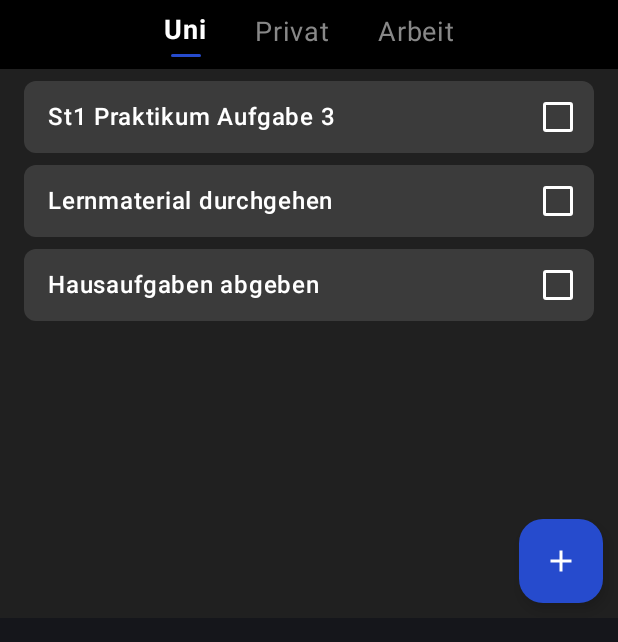
After one commit to MaximilianKellner/moco-promodoro-team-21, an Android app built with Jetpack Compose: the composable HalfScreenWithTabBarAndList shown on its own in the app's theme, on a phone screen of 412 x 824 dp. The commit adds this screen. Shown: the top 642 px of the screen. Run offline under Robolectric (Android 15) with nearby library versions, the phone set to English and light mode, and no system bars.

Commit message:
[feat]Taks bereich mit custom tab bar, task items und gesamt composable mit einem fab

```diff
--- /dev/null
+++ b/app/src/main/java/com/example/promodoro_team_21/frontend/HalfScreenWithTabBarAndList.kt
@@ -0,0 +1,98 @@
+package com.example.promodoro_team_21.frontend
+
+import CustomTabBar
+import ToDoItem
+import androidx.compose.foundation.background
+import androidx.compose.foundation.layout.*
+import androidx.compose.foundation.lazy.LazyColumn
+import androidx.compose.material.icons.Icons
+import androidx.compose.material.icons.filled.Add
+import androidx.compose.material3.FloatingActionButton
+import androidx.compose.material3.Icon
+import androidx.compose.runtime.*
+import androidx.compose.ui.Alignment
+import androidx.compose.ui.Modifier
+import androidx.compose.ui.graphics.Color
+import androidx.compose.ui.res.colorResource
+import androidx.compose.ui.tooling.preview.Preview
+import androidx.compose.ui.unit.dp
+import com.example.promodoro_team_21.R
+
+@Composable
+fun HalfScreenWithTabBarAndList() {
+    var selectedTab by remember { mutableStateOf(0) }
+
+    // To-Do-Listen für jeden Tab
+    val uniItems = listOf(
+        "St1 Praktikum Aufgabe 3",
+        "Lernmaterial durchgehen",
+        "Hausaufgaben abgeben"
+    )
+    val privatItems = listOf(
+        "Einkaufen gehen",
+        "Freunde treffen",
+        "Film schauen"
+    )
+    val arbeitItems = listOf(
+        "E-Mails beantworten",
+        "Projektbesprechung vorbereiten",
+        "Bericht schreiben"
+    )
+
+    // Die To-Do-Items basierend auf dem ausgewählten Tab
+    val todoItems = when (selectedTab) {
+        0 -> uniItems
+        1 -> privatItems
+        else -> arbeitItems
+    }
+
+    Box(
+        modifier = Modifier
+            .fillMaxWidth()
+            .fillMaxHeight(0.5f) // Nimmt 50% des Bildschirms ein
+            .background(Color(0xFF202020)) // Setzt den Hintergrund auf #202020
+    ) {
+        Column(
+            modifier = Modifier
+                .fillMaxSize()
+        ) {
+            CustomTabBar(
+                tabs = listOf("Uni", "Privat", "Arbeit"),
+                selectedTabIndex = selectedTab,
+                onTabSelected = { selectedTab = it }
+            )
+            Spacer(modifier = Modifier.height(8.dp))
+            LazyColumn(
+                modifier = Modifier
+                    .fillMaxSize()
+                    .padding(horizontal = 8.dp)
+            ) {
+                items(todoItems.size) { index ->
+                    ToDoItem(
+                        title = todoItems[index],
+                        isChecked = false,
+                        onCheckChange = {}
+                    )
+                    Spacer(modifier = Modifier.height(8.dp))
+                }
+            }
+        }
+
+        // Floating Action Button unten rechts mit colorPrimary
+        FloatingActionButton(
+            onClick = { /* TODO: Handle FAB click */ },
+            modifier = Modifier
+                .align(Alignment.BottomEnd) // Unten rechts
+                .padding(10.dp),
+            containerColor = colorResource(id = R.color.colorPrimary)
+        ) {
+            Icon(Icons.Filled.Add, contentDescription = "Add", tint = Color.White)
+        }
+    }
+}
+
+@Preview(showBackground = true)
+@Composable
+fun HalfScreenWithTabBarAndListPreview() {
+    HalfScreenWithTabBarAndList()
+}
--- a/app/src/main/java/com/example/promodoro_team_21/frontend/TabBar.kt
+++ b/app/src/main/java/com/example/promodoro_team_21/frontend/TabBar.kt
@@ -7,10 +7,12 @@ import androidx.compose.runtime.*
 import androidx.compose.ui.Alignment
 import androidx.compose.ui.Modifier
 import androidx.compose.ui.graphics.Color
+import androidx.compose.ui.res.colorResource
 import androidx.compose.ui.text.font.FontWeight
 import androidx.compose.ui.tooling.preview.Preview
 import androidx.compose.ui.unit.dp
 import androidx.compose.ui.unit.sp
+import com.example.promodoro_team_21.R
 
 @Composable
 fun CustomTabBar(
@@ -45,7 +47,7 @@ fun CustomTabBar(
                         modifier = Modifier
                             .height(2.dp)
                             .width(20.dp)
-                            .background(Color.Blue, shape = RoundedCornerShape(1.dp))
+                            .background(colorResource(id = R.color.colorPrimary), shape = RoundedCornerShape(1.dp))
                     )
                 }
             }
--- a/app/src/main/java/com/example/promodoro_team_21/frontend/ToDoItem.kt
+++ b/app/src/main/java/com/example/promodoro_team_21/frontend/ToDoItem.kt
@@ -7,10 +7,12 @@ import androidx.compose.runtime.Composable
 import androidx.compose.ui.Alignment
 import androidx.compose.ui.Modifier
 import androidx.compose.ui.graphics.Color
+import androidx.compose.ui.res.colorResource
 import androidx.compose.ui.text.font.FontWeight
 import androidx.compose.ui.tooling.preview.Preview
 import androidx.compose.ui.unit.dp
 import androidx.compose.ui.unit.sp
+import com.example.promodoro_team_21.R
 
 @Composable
 fun ToDoItem(
@@ -23,7 +25,7 @@ fun ToDoItem(
             .fillMaxWidth()
             .height(48.dp)
             .padding(horizontal = 8.dp)
-            .background(Color(0xFF333333), shape = RoundedCornerShape(8.dp))
+            .background(Color(0xFF3b3b3b), shape = RoundedCornerShape(8.dp))
             .clickable { onCheckChange(!isChecked) }
     ) {
         Row(
@@ -42,8 +44,12 @@ fun ToDoItem(
             )
             Checkbox(
                 checked = isChecked,
-                onCheckedChange = onCheckChange,
-                colors = CheckboxDefaults.colors(checkmarkColor = Color.White)
+                onCheckedChange = { onCheckChange(it) },
+                colors = CheckboxDefaults.colors(
+                    checkmarkColor = Color.White,
+                    uncheckedColor = colorResource(id = R.color.white), // Farbe des Checkbox-Rahmens
+                    checkedColor = colorResource(id = R.color.colorPrimary)   // Hintergrunffarbe, wenn angehakt
+                )
             )
         }
     }
--- a/app/src/main/res/values/colors.xml
+++ b/app/src/main/res/values/colors.xml
@@ -7,4 +7,9 @@
     <color name="teal_700">#FF018786</color>
     <color name="black">#FF000000</color>
     <color name="white">#FFFFFFFF</color>
+
+    <color name="colorPrimary">#264bcd</color>
+    <color name="colorPrimaryDark">#000000</color>
+    <color name="colorLighter">#202020</color>
+    <color name="colorLightest">#3b3b3b</color>
 </resources>
```
